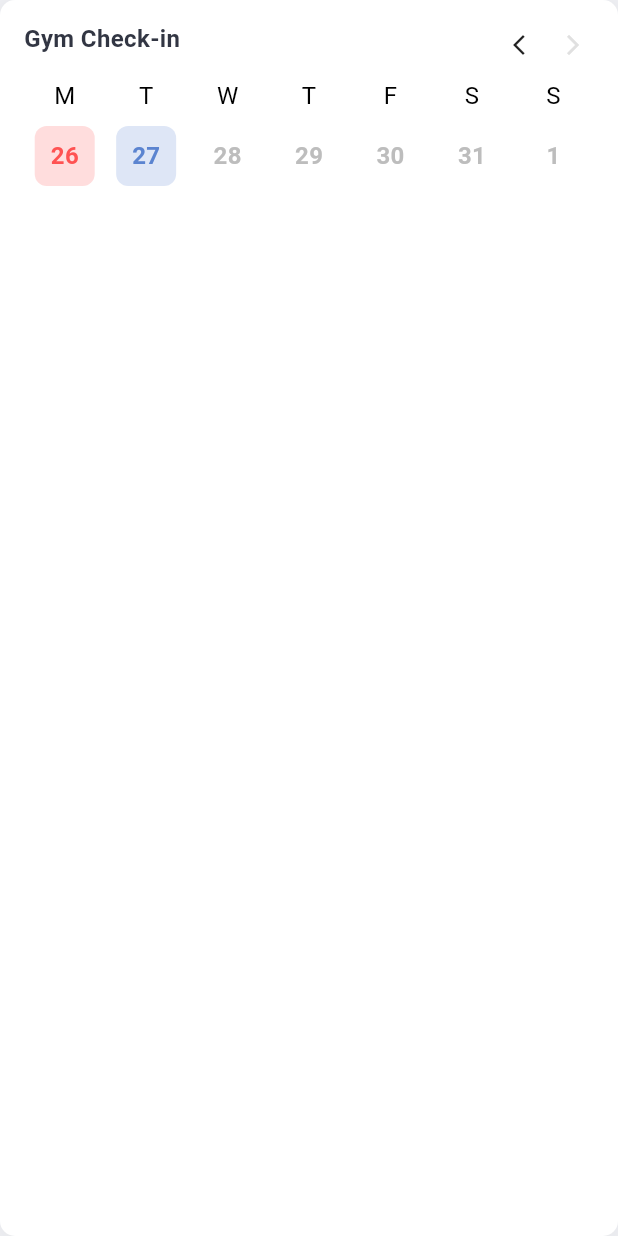
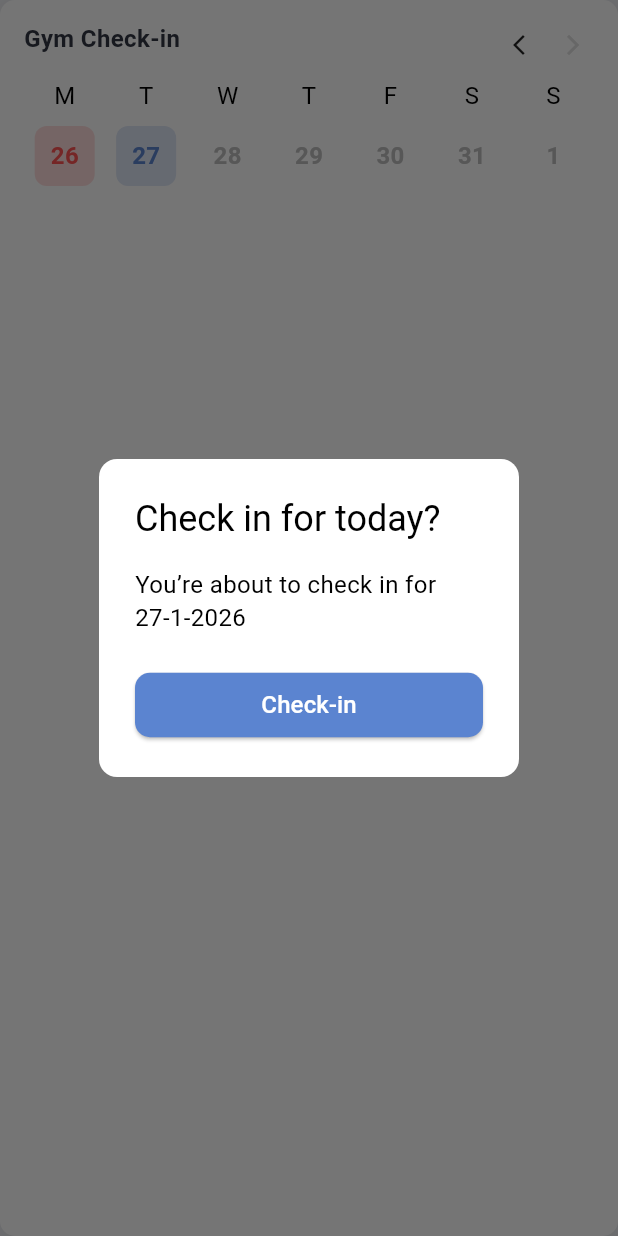
Before and after one commit to infotracure/Tracure, a Flutter app: the GymCheckinWidget widget shown alone on an empty page, opened directly, after a tap on "26", after a tap on "27", on a phone screen of 412 x 824 dp. Run offline on Flutter 3.47's test engine with Material 3 defaults, Android fonts, the phone set to English and light mode, and no system bars; drawn by our look-alikes of talker_flutter; our stand-ins replace dio, fl_chart, get, hive, hive_flutter and 4 more; missing offline and left inert: dart:ffi, health, shake_gesture; accounts and stored records are empty; network calls fail; Roboto replaces fonts that are missing (Sofia Pro); statements that could not run were skipped.

Commit message:
change in ios sleep functionality and gym dialog added

```diff
--- a/lib/features/homepage/controller/home_controller.dart
+++ b/lib/features/homepage/controller/home_controller.dart
@@ -357,13 +357,14 @@ class HomeController extends GetxController {
 
   Future<void> checkForLastSleepPushedData({bool silent = false}) async {
     final lastSyncTime = syncStatusModel?.value?.data?.sleep?.lastSyncTime;
-    if (lastSyncTime == null || isToday(lastSyncTime)) return;
+    if (lastSyncTime == null /*|| isToday(lastSyncTime)*/ ) return;
 
     final fetchDate = getDateToFetchSleep();
     final date = DateFormat('yyyy-MM-dd').format(fetchDate);
     var sessions = await SleepService.getSleepDataForDate(date);
+    print("SleepService.getSleepDataForDate");
     var convertedSessions = await convertSleepRawToObject(sessions);
-
+    print("SleepService.getSleepDataForDate : $convertedSessions");
     if (convertedSessions.isNotEmpty) {
       await pushSleepData(convertedSessions, silent: silent);
     }
--- /dev/null
+++ b/lib/features/homepage/view/gym_checkin_dialog.dart
@@ -0,0 +1,52 @@
+import 'package:flutter/material.dart';
+import 'package:flutter/widgets.dart';
+import 'package:get/get.dart';
+import 'package:intl/intl.dart';
+import 'package:tracure/utils/common_widget.dart';
+
+import '../controller/home_controller.dart';
+
+void showCheckInDialog(BuildContext context, DateTime date) {
+  final homeController = Get.find<HomeController>();
+  showDialog(
+    context: context,
+    builder: (BuildContext context) {
+      return AlertDialog(
+        shape: RoundedRectangleBorder(borderRadius: BorderRadius.circular(12)),
+        title: const Text("Check in for today?"),
+        content: Text(
+          "You’re about to check in for\n"
+          "${_formatDate(date)}",
+          style: const TextStyle(height: 1.4),
+        ),
+        actions: [
+          CommonWidget.roundedButton(
+            context: context,
+            title: "Check-in",
+            onTap: () {
+              Navigator.of(context).pop(); // close dialog
+              homeController.setGymCheckIn(
+                date: DateFormat('yyyy-MM-dd').format(date),
+              );
+              // 👉 perform check-in logic here
+            },
+          ),
+          // ElevatedButton(
+          //   onPressed: () {
+          //     Navigator.of(context).pop(); // close dialog
+          //     homeController.setGymCheckIn(
+          //       date: DateFormat('yyyy-MM-dd').format(date),
+          //     );
+          //     // 👉 perform check-in logic here
+          //   },
+          //   child: const Text("Check in 💪"),
+          // ),
+        ],
+      );
+    },
+  );
+}
+
+String _formatDate(DateTime date) {
+  return "${date.day}-${date.month}-${date.year}";
+}
```
Also changed, not shown: lib/features/homepage/view/homepage.dart (+13 -13 lines), 5 other files.
